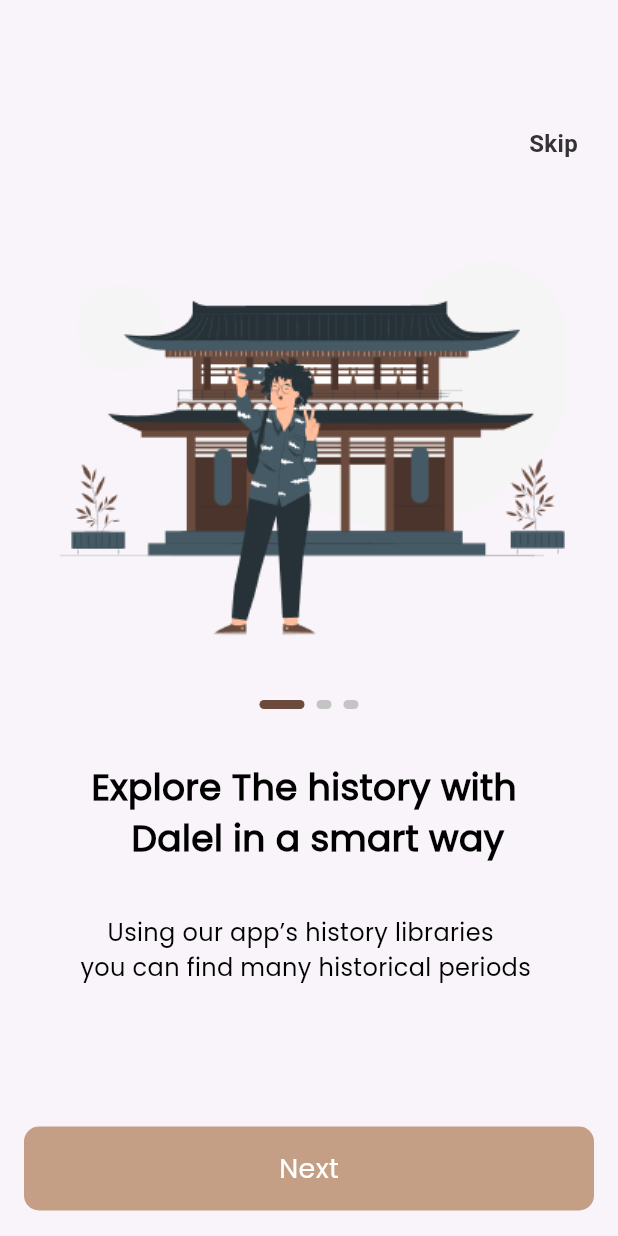
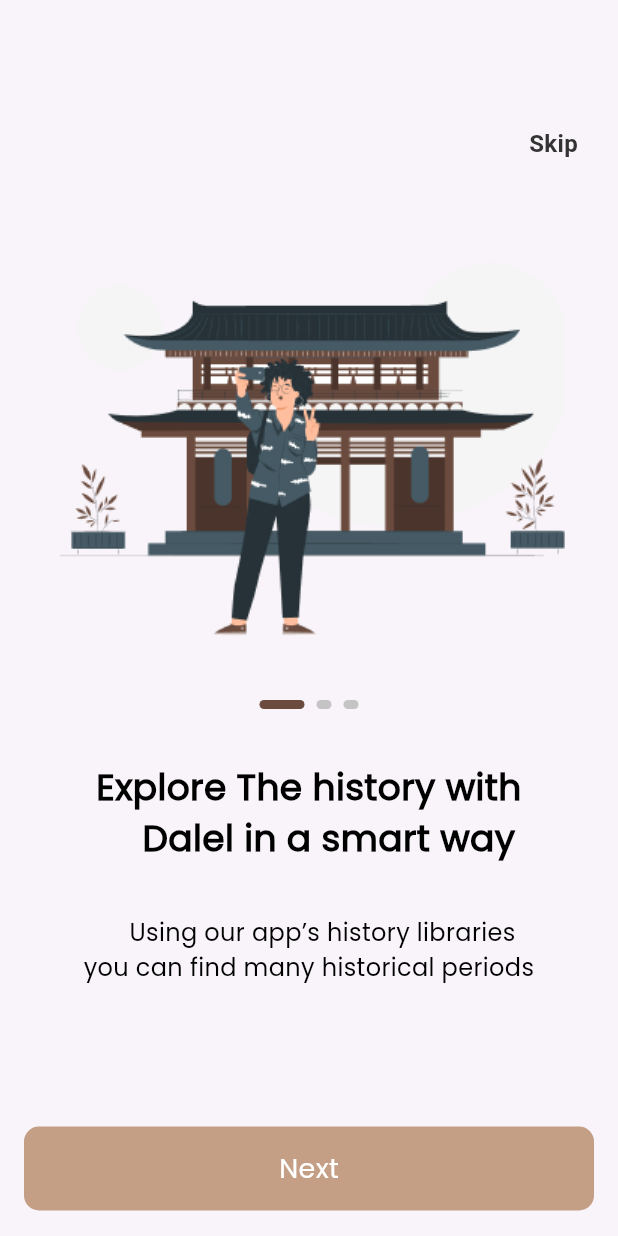
Before and after one commit to aboda010/dalel, a Flutter app: the screen it shows after launch, on a phone screen of 412 x 824 dp. Run offline on Flutter 3.47's test engine with Material 3 defaults, Android fonts, the light colour scheme and no system bars; drawn by our look-alikes of smooth_page_indicator; our stand-ins replace go_router.

Commit message:
create on boarding model

```diff
--- a/lib/core/functions/custem_navigate.dart
+++ b/lib/core/functions/custem_navigate.dart
@@ -1,6 +1,5 @@
+import 'package:go_router/go_router.dart';
 
-  import 'package:go_router/go_router.dart';
-
-void custemNavigate(context,String path) {
-    GoRouter.of(context).push(path);
-  }
+void custemNavigate(context, String path) {
+  GoRouter.of(context).pushReplacement(path);
+}
--- a/lib/core/widget/custem_bottom.dart
+++ b/lib/core/widget/custem_bottom.dart
@@ -4,13 +4,16 @@ import 'package:flutter/material.dart';
 
 class CustemBottom extends StatelessWidget {
   const CustemBottom({
-    super.key,
+    super.key, required this.text,
   });
+  final String text;
 
   @override
   Widget build(BuildContext context) {
     return GestureDetector(
-      onTap: () {},
+      onTap: () {
+
+      },
       child: Container(
         alignment: Alignment.center,
         width: double.infinity,
@@ -20,7 +23,7 @@ class CustemBottom extends StatelessWidget {
           borderRadius: BorderRadius.circular(10),
           color: AppColors.primaryColor,
         ),
-        child: Text('Next', style: AppTextStyles.poppinsTextStyle500Size18 ),
+        child: Text(text, style: AppTextStyles.poppinsTextStyle500Size18 ),
       ),
     );
   }
--- /dev/null
+++ b/lib/features/on_boarding/data/on_boarding_model.dart
@@ -0,0 +1,33 @@
+import 'package:dalel/core/utils/app_assets.dart';
+
+class OnBoardingModel {
+  final String title;
+  final String subTitle;
+  final String image;
+
+  OnBoardingModel({
+    required this.title,
+    required this.subTitle,
+    required this.image,
+  });
+}
+
+List<OnBoardingModel> onBoardingDate = [
+  OnBoardingModel(
+    title: 'Explore The history with \n    Dalel in a smart way',
+    subTitle:
+        '    Using our app’s history libraries\nyou can find many historical periods ',
+    image: Assets.imagesOnBording1,
+  ),
+  OnBoardingModel(
+    title: 'From every place on earth',
+    subTitle: 'A big variety of ancient places from all over the world',
+    image: Assets.imagesOnBording2,
+  ),
+  OnBoardingModel(
+    title: 'Using modern AI technology for better user experience',
+    subTitle:
+        'AI provide recommendations and helps you to continue the search journey ',
+    image: Assets.imagesOnBording3,
+  ),
+];
--- a/lib/features/on_boarding/presentation/view/on_boarding_view.dart
+++ b/lib/features/on_boarding/presentation/view/on_boarding_view.dart
@@ -1,5 +1,5 @@
-import 'package:dalel/core/utils/app_colors.dart';
 import 'package:dalel/core/widget/custem_bottom.dart';
+import 'package:dalel/features/on_boarding/presentation/view/widget/custem_nav_bar.dart';
 import 'package:dalel/features/on_boarding/presentation/view/widget/on_boarding_body.dart';
 import 'package:flutter/material.dart';
 
@@ -14,7 +14,7 @@ class OnBoardingView extends StatelessWidget {
           children: [
             const CustemNavBar(),
             OnBoardingBody(),
-            const CustemBottom(),
+            const CustemBottom(text: 'Next'),
             const SizedBox(height: 17),
           ],
         ),
@@ -22,21 +22,3 @@ class OnBoardingView extends StatelessWidget {
     );
   }
 }
-
-class CustemNavBar extends StatelessWidget {
-  const CustemNavBar({
-    super.key,
-  });
-
-  @override
-  Widget build(BuildContext context) {
-    return Padding(
-      padding: const EdgeInsets.only(top: 84, left: 326),
-      child: Text(
-        'Skip',
-        style: TextStyle(
-            fontSize: 16, color: AppColors.blak, fontWeight: FontWeight.bold),
-      ),
-    );
-  }
-}
--- /dev/null
+++ b/lib/features/on_boarding/presentation/view/widget/custem_nav_bar.dart
@@ -0,0 +1,21 @@
+
+import 'package:dalel/core/utils/app_colors.dart';
+import 'package:flutter/material.dart';
+
+class CustemNavBar extends StatelessWidget {
+  const CustemNavBar({
+    super.key,
+  });
+
+  @override
+  Widget build(BuildContext context) {
+    return Padding(
+      padding: const EdgeInsets.only(top: 84, left: 326),
+      child: Text(
+        'Skip',
+        style: TextStyle(
+            fontSize: 16, color: AppColors.blak, fontWeight: FontWeight.bold),
+      ),
+    );
+  }
+}
--- a/lib/features/on_boarding/presentation/view/widget/on_boarding_body.dart
+++ b/lib/features/on_boarding/presentation/view/widget/on_boarding_body.dart
@@ -1,5 +1,5 @@
-import 'package:dalel/core/utils/app_assets.dart';
 import 'package:dalel/core/utils/app_text_styles.dart';
+import 'package:dalel/features/on_boarding/data/on_boarding_model.dart';
 import 'package:dalel/features/on_boarding/presentation/view/widget/custem_smooth_page_indicator.dart';
 import 'package:flutter/material.dart';
 
@@ -12,20 +12,27 @@ class OnBoardingBody extends StatelessWidget {
   Widget build(BuildContext context) {
     return Expanded(
       child: PageView.builder(
-        itemCount: 3,
+        itemCount: onBoardingDate.length,
         controller: _controller,
         itemBuilder: (context, index) {
           return Column(
+            crossAxisAlignment: CrossAxisAlignment.center,
             mainAxisAlignment: MainAxisAlignment.spaceEvenly,
             children: [
-              Image.asset(Assets.imagesOnBording1),
+              Image.asset(onBoardingDate[index].image),
               CustemSmoothPageIndictor(controller: _controller),
               Text(
-                'Explore The history with \n    Dalel in a smart way',
+                textAlign: TextAlign.center,
+                maxLines: 2,
+                overflow: TextOverflow.ellipsis,
+                onBoardingDate[index].title,
                 style: AppTextStyles.poppinsTextStyle500Size24,
               ),
               Text(
-                '    Using our app’s history libraries\nyou can find many historical periods ',
+                textAlign: TextAlign.center,
+                maxLines: 2,
+                overflow: TextOverflow.ellipsis,
+                onBoardingDate[index].subTitle,
                 style: AppTextStyles.poppinsTextStyle300Size16,
               ),
               const SizedBox(height: 25),
```
